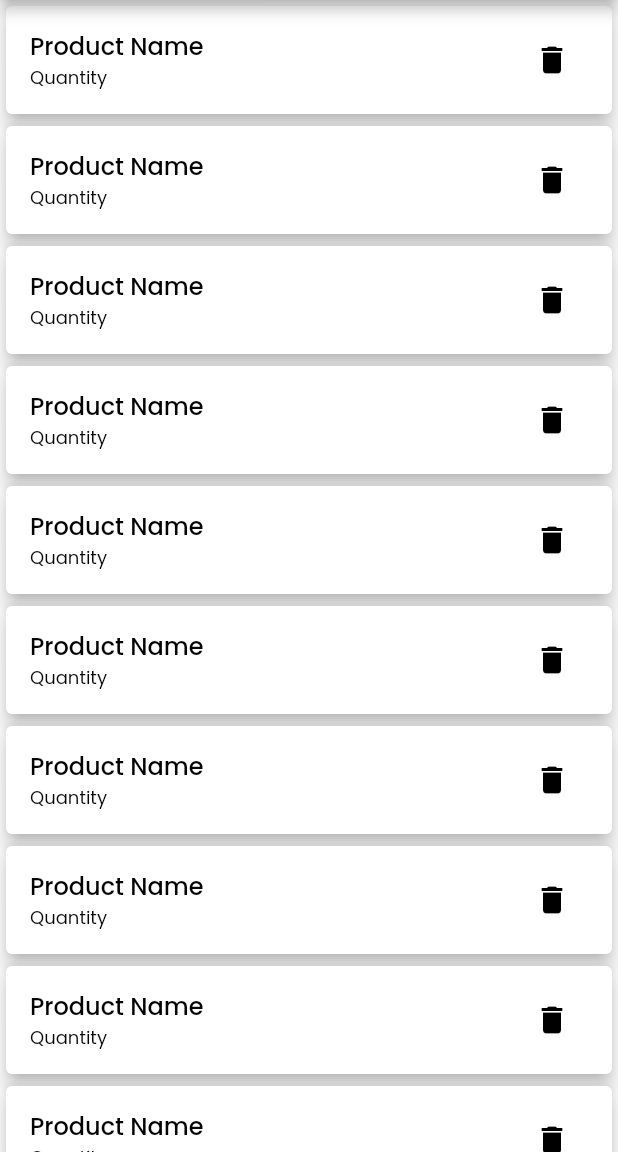
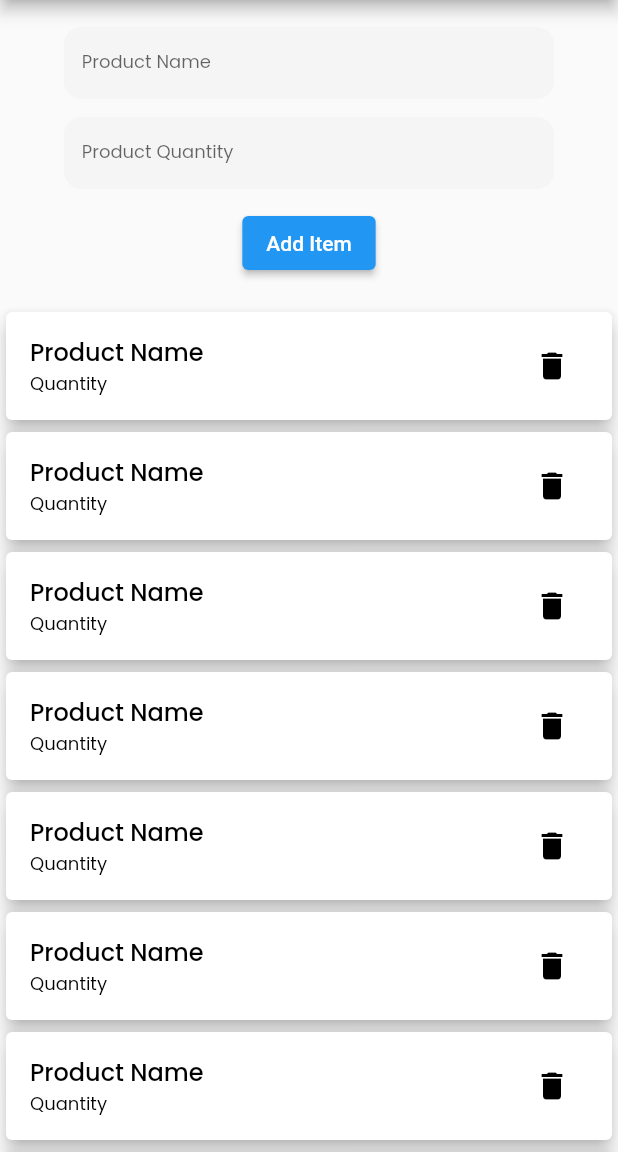
Before and after one commit to sohailokzz/shopping_list_app, a Flutter app: the screen it shows after launch, on a phone screen of 412 x 824 dp, the part 84-1236 px from its top. Run offline on Flutter 3.47's test engine with Material 2 defaults, Android fonts, the phone set to English and light mode, and no system bars; our stand-ins replace google_fonts.

Commit message:
TextField and Button Add

```diff
--- /dev/null
+++ b/lib/utilis/my_textfield.dart
@@ -0,0 +1,39 @@
+import 'package:flutter/material.dart';
+import 'package:google_fonts/google_fonts.dart';
+
+class MyTextField extends StatelessWidget {
+  const MyTextField({
+    Key? key,
+    required this.labelText,
+    required this.textEditingController,
+  }) : super(key: key);
+  final String labelText;
+  final TextEditingController textEditingController;
+
+  @override
+  Widget build(BuildContext context) {
+    return SizedBox(
+      height: 48,
+      width: 327,
+      child: TextField(
+        controller: textEditingController,
+        cursorColor: Colors.black,
+        decoration: InputDecoration(
+          border: const OutlineInputBorder(
+            borderRadius: BorderRadius.all(
+              Radius.circular(12.0),
+            ),
+            borderSide: BorderSide.none,
+          ),
+          filled: true,
+          fillColor: Colors.grey.shade100,
+          labelText: labelText,
+          labelStyle: GoogleFonts.poppins(
+            fontSize: 12,
+            fontWeight: FontWeight.w400,
+          ),
+        ),
+      ),
+    );
+  }
+}
--- a/lib/views/shopping_list_view.dart
+++ b/lib/views/shopping_list_view.dart
@@ -1,5 +1,6 @@
 import 'package:flutter/material.dart';
 import 'package:google_fonts/google_fonts.dart';
+import 'package:shopping_list_app/utilis/my_textfield.dart';
 
 import '../model/product_model.dart';
 
@@ -11,6 +12,8 @@ class ShoppingList extends StatefulWidget {
 }
 
 class _ShoppingListState extends State<ShoppingList> {
+  final productNameController = TextEditingController();
+  final productQuantityController = TextEditingController();
   List<ProductModel> allProducts = [];
   @override
   Widget build(BuildContext context) {
@@ -25,7 +28,45 @@ class _ShoppingListState extends State<ShoppingList> {
         ),
         centerTitle: true,
       ),
-      body: ListView.builder(
+      body: ListView(
+        children: [
+          Padding(
+            padding: const EdgeInsets.all(18.0),
+            child: Column(
+              children: [
+                MyTextField(
+                  labelText: 'Product Name',
+                  textEditingController: productNameController,
+                ),
+                const SizedBox(
+                  height: 12,
+                ),
+                MyTextField(
+                  labelText: 'Product Quantity',
+                  textEditingController: productQuantityController,
+                ),
+                const SizedBox(
+                  height: 12,
+                ),
+                ElevatedButton(
+                  onPressed: () {},
+                  child: const Text(
+                    'Add Item',
+                  ),
+                ),
+              ],
+            ),
+          ),
+          showShopingList(),
+        ],
+      ),
+    );
+  }
+
+  Widget showShopingList() {
+    return ListView.builder(
+      shrinkWrap: true,
+      physics: const NeverScrollableScrollPhysics(),
       itemCount: 10,
       itemBuilder: ((context, index) {
         return Card(
@@ -57,7 +98,6 @@ class _ShoppingListState extends State<ShoppingList> {
           ),
         );
       }),
-      ),
     );
   }
 }
```
Also changed, not shown: 1 other file. Lines whose indentation alone changed are shown as unchanged.
